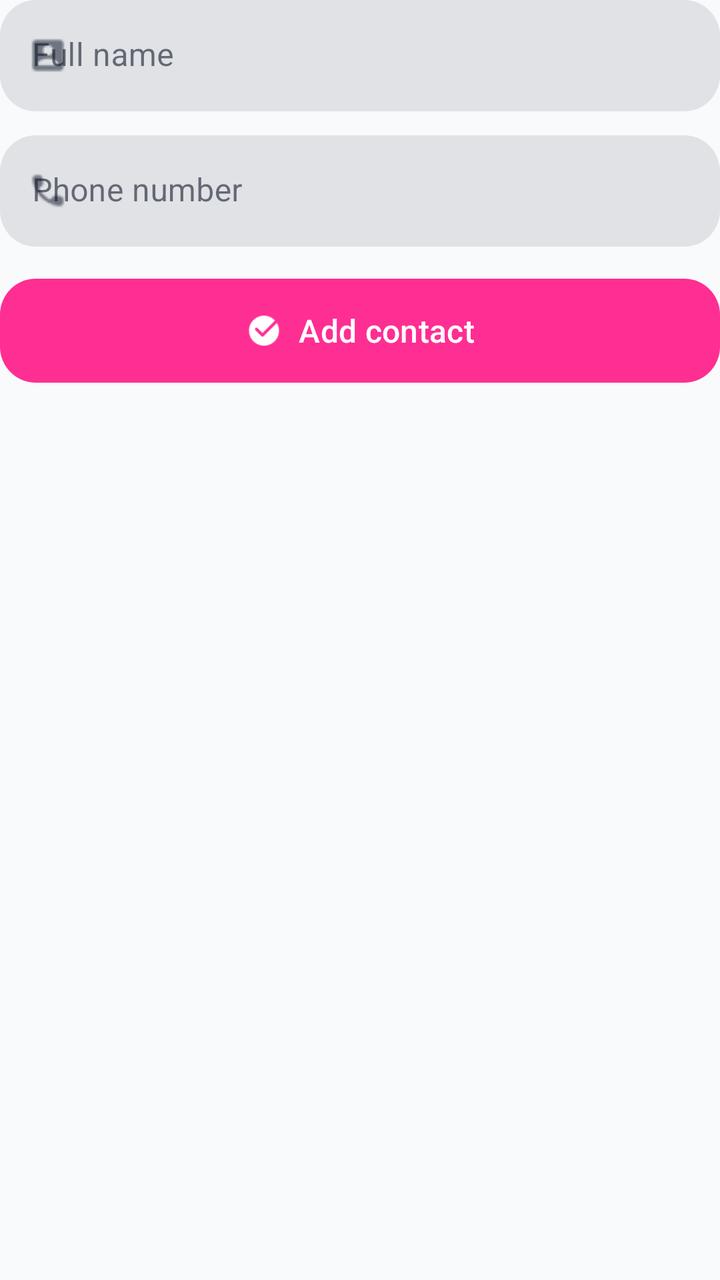
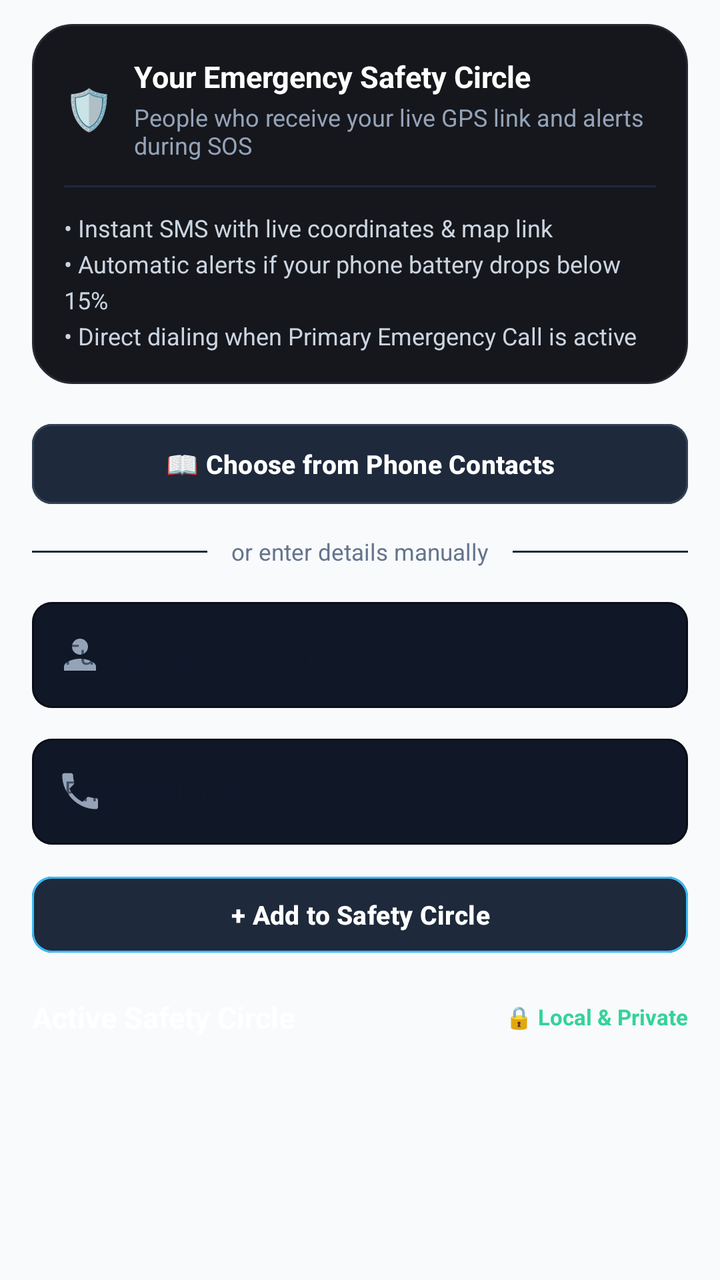

The first picture is an Android layout as it rendered before a commit; the second is the same layout after the commit. The layout source and the unified diff follow.
<!-- AndroidManifest.xml: application theme Theme.SheGuard -->
<!-- res/layout/view_add_new_contact.xml -->
<?xml version="1.0" encoding="utf-8"?>
<LinearLayout xmlns:android="http://schemas.android.com/apk/res/android"
    xmlns:app="http://schemas.android.com/apk/res-auto"
    android:layout_width="match_parent"
    android:layout_height="wrap_content"
    android:layout_marginHorizontal="16dp"
    android:layout_marginVertical="16dp"
    android:orientation="vertical">

    <com.google.android.material.textfield.TextInputLayout
        android:id="@+id/et_add_name_layout"
        style="@style/Widget.MaterialComponents.TextInputLayout.FilledBox"
        android:layout_width="match_parent"
        android:layout_height="wrap_content"
        android:layout_marginBottom="12dp"
        app:boxCornerRadiusBottomEnd="@dimen/component_corner_radius"
        app:boxCornerRadiusBottomStart="@dimen/component_corner_radius"
        app:boxCornerRadiusTopEnd="@dimen/component_corner_radius"
        app:boxCornerRadiusTopStart="@dimen/component_corner_radius"
        app:boxStrokeWidth="0dp"
        app:boxStrokeWidthFocused="0dp"
        app:endIconMode="clear_text"
        app:startIconDrawable="@drawable/ic_name_small">

        <com.google.android.material.textfield.TextInputEditText
            android:id="@+id/et_add_name"
            android:layout_width="match_parent"
            android:layout_height="wrap_content"
            android:hint="@string/full_name"
            android:imeOptions="actionDone"
            android:inputType="textPersonName"
            android:singleLine="true" />

    </com.google.android.material.textfield.TextInputLayout>

    <com.google.android.material.textfield.TextInputLayout
        android:id="@+id/et_add_number_layout"
        style="@style/Widget.MaterialComponents.TextInputLayout.FilledBox"
        android:layout_width="match_parent"
        android:layout_height="wrap_content"
        android:layout_marginBottom="12dp"
        app:boxCornerRadiusBottomEnd="@dimen/component_corner_radius"
        app:boxCornerRadiusBottomStart="@dimen/component_corner_radius"
        app:boxCornerRadiusTopEnd="@dimen/component_corner_radius"
        app:boxCornerRadiusTopStart="@dimen/component_corner_radius"
        app:boxStrokeWidth="0dp"
        app:boxStrokeWidthFocused="0dp"
        app:endIconMode="clear_text"
        app:startIconDrawable="@drawable/ic_call_small">

        <com.google.android.material.textfield.TextInputEditText
            android:id="@+id/et_add_number"
            android:layout_width="match_parent"
            android:layout_height="wrap_content"
            android:hint="@string/phone_number"
            android:imeOptions="actionDone"
            android:inputType="phone"
            android:singleLine="true" />

    </com.google.android.material.textfield.TextInputLayout>

    <com.google.android.material.button.MaterialButton
        android:id="@+id/btn_add_contact"
        android:layout_width="match_parent"
        android:layout_height="wrap_content"
        android:layout_gravity="center"
        android:contentDescription="@android:string/untitled"
        android:minHeight="@dimen/button_height"
        android:text="@string/btn_add_contact"
        android:textSize="16sp"
        app:cornerRadius="@dimen/component_corner_radius"
        app:icon="@drawable/ic_done"
        app:iconGravity="textStart" />

</LinearLayout>
<!-- resources referenced by this layout -->
<resources>
  <dimen name="button_height">60dp</dimen>
  <dimen name="component_corner_radius">18dp</dimen>
  <!-- drawable ic_call_small: png bitmap (drawable, 1594 bytes) -->
  <!-- drawable ic_done: png bitmap (drawable, 637 bytes) -->
  <!-- drawable ic_name_small: png bitmap (drawable, 1567 bytes) -->
  <string name="btn_add_contact">Add contact</string>
  <string name="full_name">Full name</string>
  <string name="phone_number">Phone number</string>
  <style name="Theme.SheGuard" parent="Base.Theme.SheGuard" />
  <style name="Base.Theme.SheGuard" parent="Theme.Material3.DayNight.NoActionBar">
          
          <item name="android:statusBarColor">@android:color/transparent</item>
          <item name="android:windowLightStatusBar">true</item>
  
          
          <item name="android:navigationBarColor">@android:color/transparent</item>
          <item name="android:windowLightNavigationBar">true</item>
  
          
          <item name="colorPrimary">@color/colorPrimary</item>
          <item name="colorPrimaryVariant">@color/colorPrimaryDark</item>
          <item name="colorSecondary">@color/colorAccent</item>
          <item name="android:windowBackground">@color/surface_background</item>
          <item name="colorSurface">@color/surface_card</item>
          <item name="colorOnSurface">@color/textColorPrimary</item>
      </style>
  <color name="colorPrimary">#FF2E93</color>
  <color name="colorPrimaryDark">#D81173</color>
  <color name="colorAccent">#10B981</color>
  <color name="surface_background">#F8FAFC</color>
  <color name="surface_card">#FFFFFF</color>
  <color name="textColorPrimary">#0F172A</color>
</resources>

<!-- the commit's change to res/layout/view_add_new_contact.xml (unified diff, before → after) -->
@@ -3,73 +3,222 @@
     xmlns:app="http://schemas.android.com/apk/res-auto"
     android:layout_width="match_parent"
     android:layout_height="wrap_content"
-    android:layout_marginHorizontal="16dp"
-    android:layout_marginVertical="16dp"
-    android:orientation="vertical">
-
+    android:orientation="vertical"
+    android:paddingStart="16dp"
+    android:paddingEnd="16dp"
+    android:paddingTop="12dp"
+    android:paddingBottom="8dp">
+
+    
+    <LinearLayout
+        android:layout_width="match_parent"
+        android:layout_height="wrap_content"
+        android:background="@drawable/bg_card_safety_dark"
+        android:orientation="vertical"
+        android:padding="16dp"
+        android:layout_marginBottom="16dp">
+
+        <LinearLayout
+            android:layout_width="match_parent"
+            android:layout_height="wrap_content"
+            android:orientation="horizontal"
+            android:gravity="center_vertical">
+
+            <TextView
+                android:layout_width="wrap_content"
+                android:layout_height="wrap_content"
+                android:text="🛡️"
+                android:textSize="20sp" />
+
+            <LinearLayout
+                android:layout_width="0dp"
+                android:layout_height="wrap_content"
+                android:layout_weight="1"
+                android:layout_marginStart="10dp"
+                android:orientation="vertical">
+
+                <TextView
+                    android:layout_width="wrap_content"
+                    android:layout_height="wrap_content"
+                    android:text="Your Emergency Safety Circle"
+                    android:textColor="#FFFFFF"
+                    android:textSize="15sp"
+                    android:textStyle="bold" />
+
+                <TextView
+                    android:layout_width="wrap_content"
+                    android:layout_height="wrap_content"
+                    android:layout_marginTop="2dp"
+                    android:text="People who receive your live GPS link and alerts during SOS"
+                    android:textColor="#94A3B8"
+                    android:textSize="12sp" />
+            </LinearLayout>
+        </LinearLayout>
+
+        <View
+            android:layout_width="match_parent"
+            android:layout_height="1dp"
+            android:layout_marginTop="12dp"
+            android:layout_marginBottom="12dp"
+            android:background="#1F293D" />
+
+        <TextView
+            android:layout_width="wrap_content"
+            android:layout_height="wrap_content"
+            android:text="• Instant SMS with live coordinates &amp; map link\n• Automatic alerts if your phone battery drops below 15%\n• Direct dialing when Primary Emergency Call is active"
+            android:textColor="#CBD5E1"
+            android:textSize="12sp"
+            android:lineSpacingExtra="4dp" />
+    </LinearLayout>
+
+    
+    <com.google.android.material.button.MaterialButton
+        android:id="@+id/btn_pick_contact"
+        android:layout_width="match_parent"
+        android:layout_height="48dp"
+        android:layout_marginBottom="12dp"
+        android:text="📖 Choose from Phone Contacts"
+        android:textColor="#FFFFFF"
+        android:textSize="13sp"
+        android:textStyle="bold"
+        app:backgroundTint="#1E293B"
+        app:strokeColor="#334155"
+        app:strokeWidth="1dp"
+        app:cornerRadius="10dp"
+        app:iconGravity="textStart" />
+
+    
+    <LinearLayout
+        android:layout_width="match_parent"
+        android:layout_height="wrap_content"
+        android:orientation="horizontal"
+        android:gravity="center_vertical"
+        android:layout_marginBottom="12dp">
+
+        <View
+            android:layout_width="0dp"
+            android:layout_height="1dp"
+            android:layout_weight="1"
+            android:background="#1F293D" />
+
+        <TextView
+            android:layout_width="wrap_content"
+            android:layout_height="wrap_content"
+            android:paddingStart="12dp"
+            android:paddingEnd="12dp"
+            android:text="or enter details manually"
+            android:textColor="#64748B"
+            android:textSize="11.5sp" />
+
+        <View
+            android:layout_width="0dp"
+            android:layout_height="1dp"
+            android:layout_weight="1"
+            android:background="#1F293D" />
+    </LinearLayout>
+
+    
     <com.google.android.material.textfield.TextInputLayout
         android:id="@+id/et_add_name_layout"
-        style="@style/Widget.MaterialComponents.TextInputLayout.FilledBox"
-        android:layout_width="match_parent"
-        android:layout_height="wrap_content"
-        android:layout_marginBottom="12dp"
-        app:boxCornerRadiusBottomEnd="@dimen/component_corner_radius"
-        app:boxCornerRadiusBottomStart="@dimen/component_corner_radius"
-        app:boxCornerRadiusTopEnd="@dimen/component_corner_radius"
-        app:boxCornerRadiusTopStart="@dimen/component_corner_radius"
-        app:boxStrokeWidth="0dp"
-        app:boxStrokeWidthFocused="0dp"
-        app:endIconMode="clear_text"
-        app:startIconDrawable="@drawable/ic_name_small">
+        style="@style/Widget.MaterialComponents.TextInputLayout.OutlinedBox"
+        android:layout_width="match_parent"
+        android:layout_height="wrap_content"
+        android:layout_marginBottom="10dp"
+        app:boxStrokeColor="#334155"
+        app:boxStrokeWidth="1dp"
+        app:boxCornerRadiusTopStart="10dp"
+        app:boxCornerRadiusTopEnd="10dp"
+        app:boxCornerRadiusBottomStart="10dp"
+        app:boxCornerRadiusBottomEnd="10dp"
+        app:boxBackgroundColor="#101726"
+        app:startIconDrawable="@drawable/ic_person_vector"
+        app:startIconTint="#94A3B8"
+        app:hintTextColor="#38BDF8">
 
         <com.google.android.material.textfield.TextInputEditText
             android:id="@+id/et_add_name"
             android:layout_width="match_parent"
             android:layout_height="wrap_content"
-            android:hint="@string/full_name"
-            android:imeOptions="actionDone"
+            android:hint="Full Name (e.g. Mom, Alex)"
+            android:textColor="#FFFFFF"
+            android:textColorHint="#64748B"
+            android:textSize="14sp"
+            android:imeOptions="actionNext"
             android:inputType="textPersonName"
             android:singleLine="true" />
-
     </com.google.android.material.textfield.TextInputLayout>
 
+    
     <com.google.android.material.textfield.TextInputLayout
         android:id="@+id/et_add_number_layout"
-        style="@style/Widget.MaterialComponents.TextInputLayout.FilledBox"
+        style="@style/Widget.MaterialComponents.TextInputLayout.OutlinedBox"
         android:layout_width="match_parent"
         android:layout_height="wrap_content"
         android:layout_marginBottom="12dp"
-        app:boxCornerRadiusBottomEnd="@dimen/component_corner_radius"
-        app:boxCornerRadiusBottomStart="@dimen/component_corner_radius"
-        app:boxCornerRadiusTopEnd="@dimen/component_corner_radius"
-        app:boxCornerRadiusTopStart="@dimen/component_corner_radius"
-        app:boxStrokeWidth="0dp"
-        app:boxStrokeWidthFocused="0dp"
-        app:endIconMode="clear_text"
-        app:startIconDrawable="@drawable/ic_call_small">
+        app:boxStrokeColor="#334155"
+        app:boxStrokeWidth="1dp"
+        app:boxCornerRadiusTopStart="10dp"
+        app:boxCornerRadiusTopEnd="10dp"
+        app:boxCornerRadiusBottomStart="10dp"
+        app:boxCornerRadiusBottomEnd="10dp"
+        app:boxBackgroundColor="#101726"
+        app:startIconDrawable="@drawable/ic_call"
+        app:startIconTint="#94A3B8"
+        app:hintTextColor="#38BDF8">
 
         <com.google.android.material.textfield.TextInputEditText
             android:id="@+id/et_add_number"
             android:layout_width="match_parent"
             android:layout_height="wrap_content"
-            android:hint="@string/phone_number"
+            android:hint="Phone Number"
+            android:textColor="#FFFFFF"
+            android:textColorHint="#64748B"
+            android:textSize="14sp"
             android:imeOptions="actionDone"
             android:inputType="phone"
             android:singleLine="true" />
-
     </com.google.android.material.textfield.TextInputLayout>
 
+    
     <com.google.android.material.button.MaterialButton
         android:id="@+id/btn_add_contact"
         android:layout_width="match_parent"
-        android:layout_height="wrap_content"
-        android:layout_gravity="center"
-        android:contentDescription="@android:string/untitled"
-        android:minHeight="@dimen/button_height"
-        android:text="@string/btn_add_contact"
-        android:textSize="16sp"
-        app:cornerRadius="@dimen/component_corner_radius"
-        app:icon="@drawable/ic_done"
-        app:iconGravity="textStart" />
+        android:layout_height="46dp"
+        android:layout_marginBottom="18dp"
+        android:text="+ Add to Safety Circle"
+        android:textColor="#FFFFFF"
+        android:textSize="13sp"
+        android:textStyle="bold"
+        app:backgroundTint="#1E293B"
+        app:strokeColor="#38BDF8"
+        app:strokeWidth="1dp"
+        app:cornerRadius="10dp" />
+
+    
+    <LinearLayout
+        android:layout_width="match_parent"
+        android:layout_height="wrap_content"
+        android:orientation="horizontal"
+        android:gravity="center_vertical"
+        android:layout_marginBottom="8dp">
+
+        <TextView
+            android:layout_width="0dp"
+            android:layout_height="wrap_content"
+            android:layout_weight="1"
+            android:text="Active Safety Circle"
+            android:textColor="#FFFFFF"
+            android:textSize="15sp"
+            android:textStyle="bold" />
+
+        <TextView
+            android:id="@+id/tv_circle_privacy_badge"
+            android:layout_width="wrap_content"
+            android:layout_height="wrap_content"
+            android:text="🔒 Local &amp; Private"
+            android:textColor="#34D399"
+            android:textSize="11sp"
+            android:textStyle="bold" />
+    </LinearLayout>
 
 </LinearLayout>
<!-- resource entries referenced after the edit -->
@@ -1,13 +1,36 @@
 <!-- resources referenced by this layout -->
 <resources>
-  <dimen name="button_height">60dp</dimen>
-  <dimen name="component_corner_radius">18dp</dimen>
-  <!-- drawable ic_call_small: png bitmap (drawable, 1594 bytes) -->
-  <!-- drawable ic_done: png bitmap (drawable, 637 bytes) -->
-  <!-- drawable ic_name_small: png bitmap (drawable, 1567 bytes) -->
-  <string name="btn_add_contact">Add contact</string>
-  <string name="full_name">Full name</string>
-  <string name="phone_number">Phone number</string>
+  <!-- drawable bg_card_safety_dark (drawable) -->
+  <?xml version="1.0" encoding="utf-8"?>
+  <shape xmlns:android="http://schemas.android.com/apk/res/android"
+      android:shape="rectangle">
+      <solid android:color="#16171C" />
+      <corners android:radius="20dp" />
+      <stroke
+          android:width="1dp"
+          android:color="#262833" />
+  </shape>
+  <!-- drawable ic_call (drawable) -->
+  <vector xmlns:android="http://schemas.android.com/apk/res/android"
+      android:width="24dp"
+      android:height="24dp"
+      android:viewportWidth="24"
+      android:viewportHeight="24"
+      android:tint="?attr/colorControlNormal">
+      <path
+          android:fillColor="@android:color/white"
+          android:pathData="M20.01,15.38c-1.23,0 -2.42,-0.2 -3.53,-0.56c-0.35,-0.12 -0.74,-0.03 -1.02,0.24l-2.2,2.2c-2.83,-1.44 -5.15,-3.75 -6.59,-6.58l2.2,-2.21c0.28,-0.27 0.36,-0.66 0.25,-1.01C8.76,6.35 8.56,5.16 8.56,3.93c0,-0.55 -0.45,-1 -1,-1H4.11c-0.55,0 -1,0.45 -1,1C3.11,13.14 10.86,20.89 20.01,20.89c0.55,0 1,-0.45 1,-1v-3.51C21.01,15.83 20.56,15.38 20.01,15.38z" />
+  </vector>
+  <!-- drawable ic_person_vector (drawable) -->
+  <vector xmlns:android="http://schemas.android.com/apk/res/android"
+      android:width="24dp"
+      android:height="24dp"
+      android:viewportWidth="24"
+      android:viewportHeight="24">
+      <path
+          android:fillColor="#FFFFFFFF"
+          android:pathData="M12,12c2.21,0 4,-1.79 4,-4s-1.79,-4 -4,-4 -4,1.79 -4,4 1.79,4 4,4zm0,2c-2.67,0 -8,1.34 -8,4v2h16v-2c0,-2.66 -5.33,-4 -8,-4z"/>
+  </vector>
   <style name="Theme.SheGuard" parent="Base.Theme.SheGuard" />
   <style name="Base.Theme.SheGuard" parent="Theme.Material3.DayNight.NoActionBar">
           
